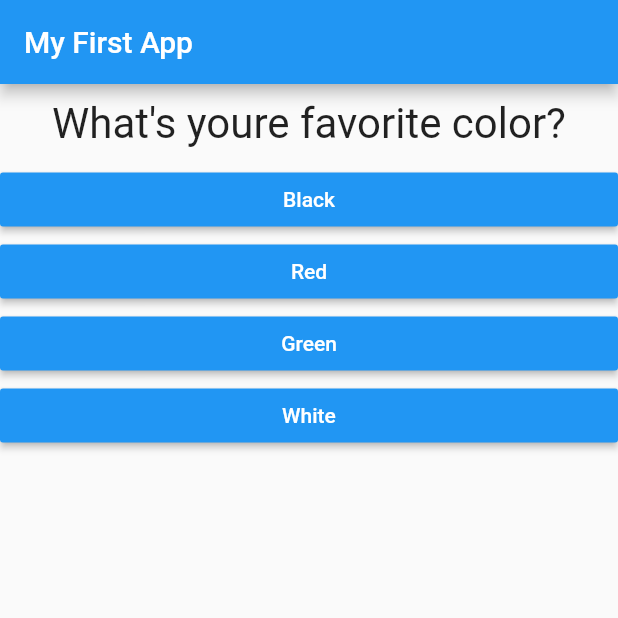
After one commit to Hassaanhmd/Quiz_App, a Flutter app: the screen it shows after launch, on a phone screen of 412 x 824 dp, the top half of it. The commit adds this screen. Run offline on Flutter 3.47's test engine with Material 2 defaults, Android fonts, the phone set to English and light mode, and no system bars.

Commit message:
Added scoring functionality and different final text based on score

```diff
--- a/lib/main.dart
+++ b/lib/main.dart
@@ -1,7 +1,8 @@
 import 'package:flutter/material.dart';
+import 'package:flutter_complete_guide/result.dart';
 
-import './question.dart';
-import './answer.dart';
+import './quiz.dart';
+import './result.dart';
 
 // void main() {
 //   runApp(MyApp());
@@ -20,29 +21,47 @@ class MyApp extends StatefulWidget {
 
 class _MyAppState extends State<MyApp> {
   var _questionIndex = 0;
+  var _totalScore = 0;
 
-  final questions = const [
+  final _questions = const [
     {
       'questionText': 'What\'s youre favorite color?',
-      'answers': ['Black', 'Red', 'Green', 'White']
+      'answers': [
+        {'text': 'Black', 'score': 10},
+        {'text': 'Red', 'score': 5},
+        {'text': 'Green', 'score': 3},
+        {'text': 'White', 'score': 1}
+      ]
     },
     {
       'questionText': 'What\'s your favorite animal?',
-      'answers': ['Rabbit', 'Snake', 'Elephant', 'Lion']
+      'answers': [
+        {'text': 'Rabbit', 'score': 3},
+        {'text': 'Snake', 'score': 11},
+        {'text': 'Elephant', 'score': 5},
+        {'text': 'Lion', 'score': 9}
+      ]
     },
     {
       'questionText': 'Who\'s your favorite instructor?',
-      'answers': ['Max', 'Max', 'Max', 'Max']
+      'answers': [
+        {'text': 'Max', 'score': 1},
+        {'text': 'Max', 'score': 1},
+        {'text': 'Max', 'score': 1},
+        {'text': 'Max', 'score': 1}
+      ]
     },
   ];
 
-  void _answerQuestion() {
+  void _answerQuestion(int score) {
+    _totalScore += score;
+
     setState(() {
       _questionIndex = _questionIndex + 1;
     }); // forces flutter to re-render the UI by calling build of widget where setState() is called
     print(_questionIndex);
 
-    if (_questionIndex < questions.length) {
+    if (_questionIndex < _questions.length) {
       print('We have more questions!');
     } else {
       print('No more questions!');
@@ -56,21 +75,13 @@ class _MyAppState extends State<MyApp> {
         appBar: AppBar(
           title: Text('My First App'),
         ),
-        body: (_questionIndex < questions.length)
-            ? Column(
-                children: [
-                  Question(
-                    questions[_questionIndex]['questionText'],
-                  ),
-                  ...(questions[_questionIndex]['answers'] as List<String>)
-                      .map((answer) {
-                    return Answer(_answerQuestion, answer);
-                  }).toList()
-                ],
+        body: (_questionIndex < _questions.length)
+            ? Quiz(
+                answerQuestion: _answerQuestion,
+                questionIndex: _questionIndex,
+                questions: _questions,
               )
-            : Center(
-                child: Text('You did it!'),
-              ),
+            : Result(_totalScore),
       ),
     );
   }
--- /dev/null
+++ b/lib/quiz.dart
@@ -0,0 +1,31 @@
+import 'package:flutter/material.dart';
+
+import './question.dart';
+import './answer.dart';
+
+class Quiz extends StatelessWidget {
+  final List<Map<String, Object>> questions;
+  final int questionIndex;
+  final Function answerQuestion;
+
+  Quiz(
+      {@required this.questions,
+      @required this.answerQuestion,
+      @required this.questionIndex});
+
+  @override
+  Widget build(BuildContext context) {
+    return Column(
+      children: [
+        Question(
+          questions[questionIndex]['questionText'] as String,
+        ),
+        ...(questions[questionIndex]['answers'] as List<Map<String, Object>>)
+            .map((answer) {
+          return Answer(
+              () => answerQuestion(answer['score']), answer['text'] as String);
+        }).toList()
+      ],
+    );
+  }
+}
```
Also changed, not shown: lib/result.dart (added, +33 -0 lines).
